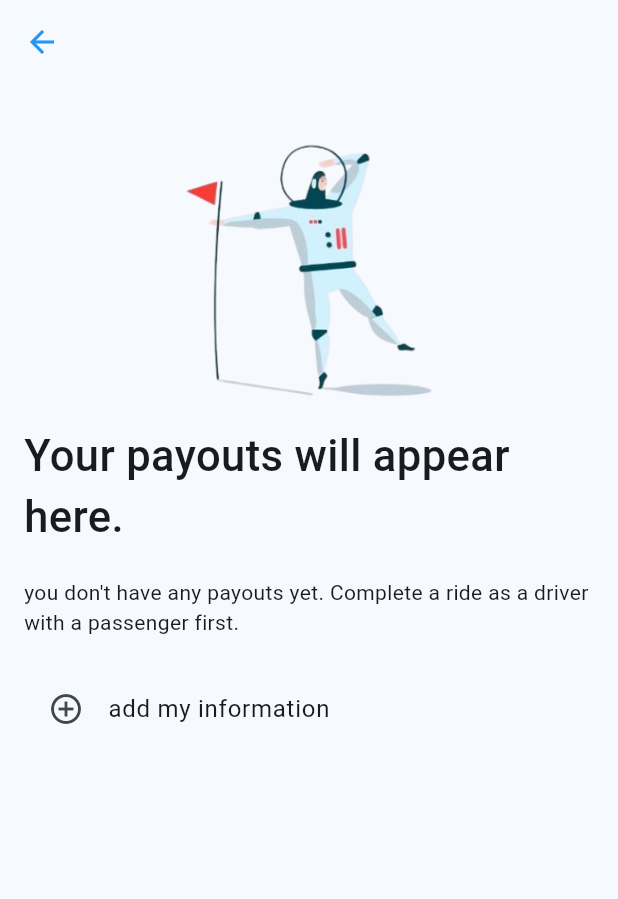
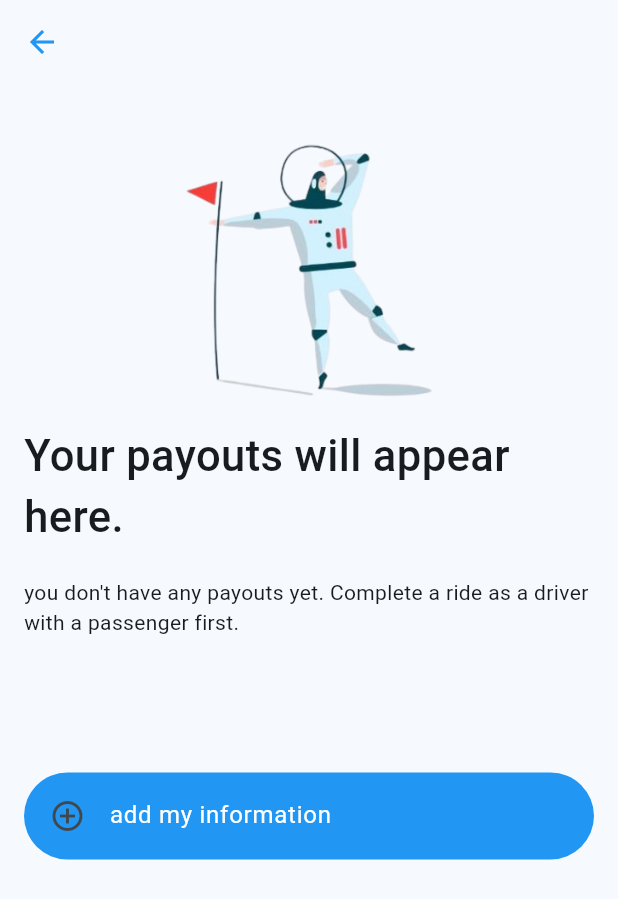
Before and after one commit to DevanshuB007/blablacar_clone, a Flutter app: the Payout screen opened directly, on a phone screen of 412 x 824 dp. Shown: the top 899 px of the screen. Run offline on Flutter 3.47's test engine with Material 3 defaults, Android fonts, the phone set to English and light mode, and no system bars; our stand-ins replace geolocator, intl_phone_field, table_calendar.

Commit message:
update code

```diff
--- a/lib/Bottom_Navigationbar/profilescr/Account/payouts/payout.dart
+++ b/lib/Bottom_Navigationbar/profilescr/Account/payouts/payout.dart
@@ -40,15 +40,25 @@ class _PayoutState extends State<Payout> {
               "you don't have any payouts yet. Complete a ride as a driver with a passenger first.",
             ),
             SizedBox(
-              height: 20,
+              height: 90,
             ),
-            ListTile(
-              leading: Icon(Icons.add_circle_outline),
-              title: Text("add my information"),
-              onTap: () {
-                Navigator.push(context,
-                    MaterialPageRoute(builder: (context) => Addinfo()));
-              },
+            Container(
+              decoration: BoxDecoration(
+                borderRadius: BorderRadius.circular(50),
+                color: Colors.blue,
+              ),
+              padding: EdgeInsets.all(1),
+              child: ListTile(
+                leading: Icon(Icons.add_circle_outline),
+                title: Text(
+                  "add my information",
+                  style: TextStyle(color: Colors.white),
+                ),
+                onTap: () {
+                  Navigator.push(context,
+                      MaterialPageRoute(builder: (context) => Addinfo()));
+                },
+              ),
             )
           ],
         ),
```
